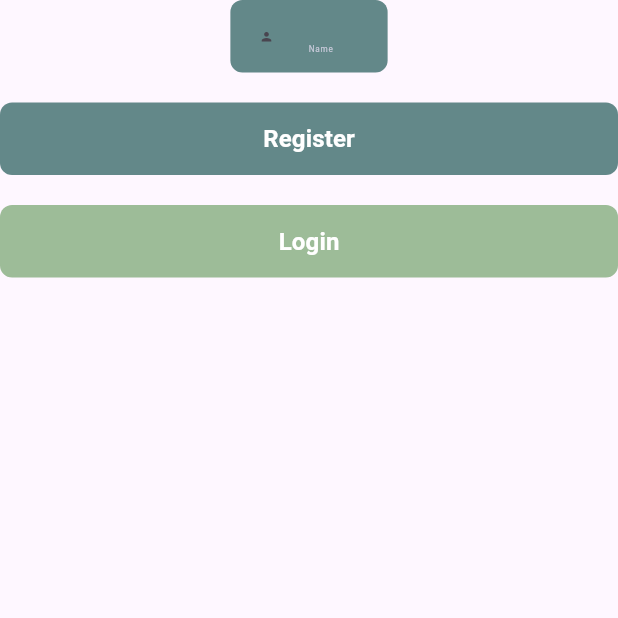
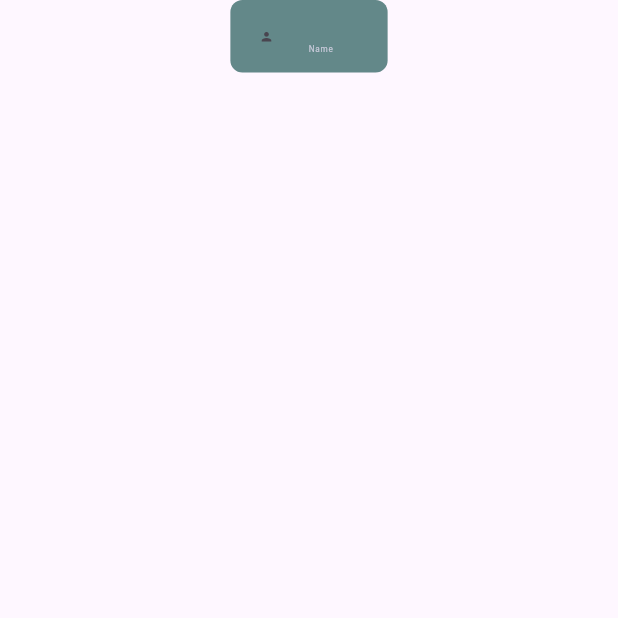
Before and after one commit to FebricoJonata/LingoPal_Mobile, a Flutter app: the RegisterPage screen opened by its route, on a phone screen of 412 x 824 dp, the top half of it. Run offline on Flutter 3.47's test engine with Material 3 defaults, Android fonts, the phone set to English and light mode, and no system bars; our stand-ins replace curved_navigation_bar, flutter_screenutil, get.

Commit message:
comment dulu

```diff
--- a/lib/presentation/pages/register_page/register_page.dart
+++ b/lib/presentation/pages/register_page/register_page.dart
@@ -31,13 +31,13 @@ class _MyWidgetState extends State<RegisterPage> {
                 labelTxt: "Name",
                 maxHeight: 150.h),
 
-            // test button
-            SizedBox(height: 20,),
-            PrimaryBtn(btnText: "Register", width: double.infinity, height: 150.h,
-            onClick: () => {Navigator.pushNamed(context, '/home')},),
-            SizedBox(height: 20,),
-            SecondaryBtn(btnText: "Login", width: double.infinity, height: 150.h,
-            onClick: () {Navigator.pushNamed(context, '/home');},)
+            // contoh button
+            // SizedBox(height: 20,),
+            // PrimaryBtn(btnText: "Register", width: double.infinity, height: 150.h,
+            // onClick: () => {Navigator.pushNamed(context, '/home')},),
+            // SizedBox(height: 20,),
+            // SecondaryBtn(btnText: "Login", width: double.infinity, height: 150.h,
+            // onClick: () {Navigator.pushNamed(context, '/home');},)
           ],
         ),
       ),
```
